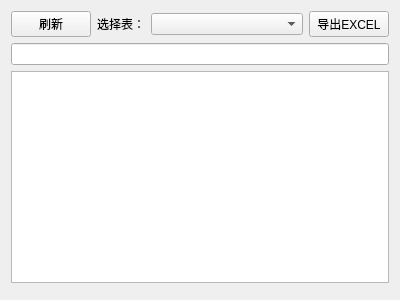
This is src/DBManagerUI/dbmanagerui.ui in hcc01/ELIMS as Qt 5 draws it before an edit. The edited form follows.
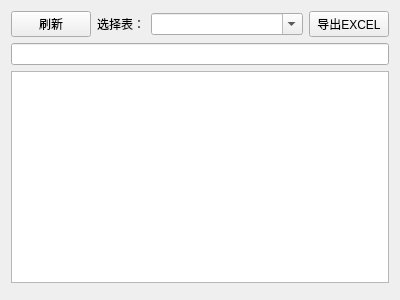
This is the edited form. Custom widgets are drawn as their Qt base class.

Diff of the .ui file:
```diff
--- a/src/DBManagerUI/dbmanagerui.ui
+++ b/src/DBManagerUI/dbmanagerui.ui
@@ -34,7 +34,11 @@
       </widget>
      </item>
      <item>
-      <widget class="QComboBox" name="comboBox"/>
+      <widget class="QComboBox" name="comboBox">
+       <property name="editable">
+        <bool>true</bool>
+       </property>
+      </widget>
      </item>
      <item>
       <widget class="QPushButton" name="exportToExcelBtn">
```
